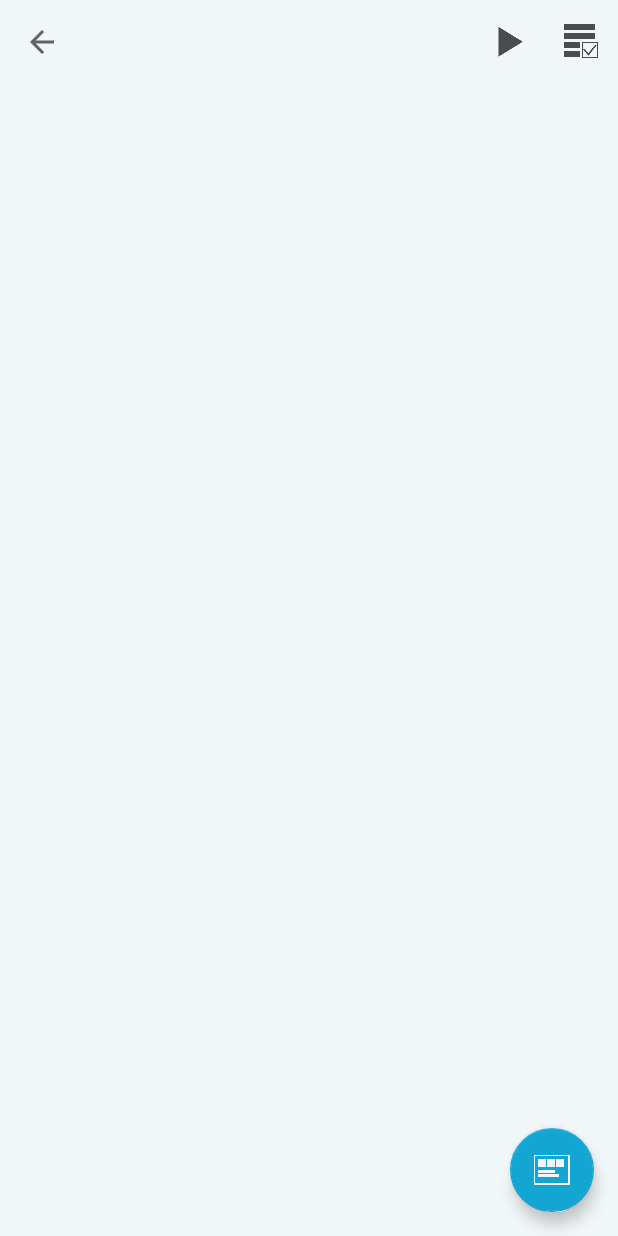
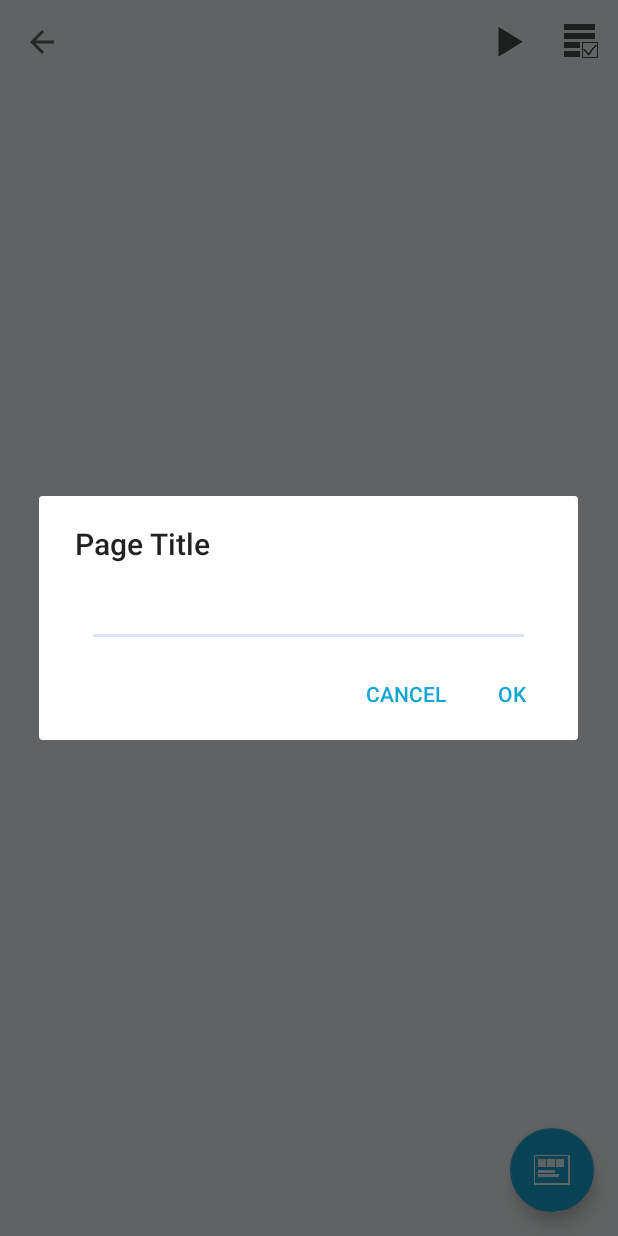
Before and after one commit to usuiat/Camrepo, an Android app: the NoteActivity screen opened directly, with no data from a screen before it, after a tap on an icon or button, on a phone screen of 412 x 824 dp. Run offline under Robolectric (Android 15) with nearby library versions, the phone set to English and light mode, and no system bars; 3 statements that could not run were skipped.

Commit message:
ページ作成時にページタイトル編集ダイアログを表示。

```diff
--- a/app/src/main/java/net/engawapg/app/camrepo/note/NoteActivity.kt
+++ b/app/src/main/java/net/engawapg/app/camrepo/note/NoteActivity.kt
@@ -10,10 +10,11 @@ import kotlinx.android.synthetic.main.view_note_title.view.*
 import net.engawapg.app.camrepo.DeleteConfirmDialog
 import net.engawapg.app.camrepo.R
 import net.engawapg.app.camrepo.notelist.EditTitleDialog
+import net.engawapg.app.camrepo.page.PageTitleDialog
 import org.koin.android.viewmodel.ext.android.viewModel
 
 class NoteActivity : AppCompatActivity(), DeleteConfirmDialog.EventListener,
-    EditTitleDialog.EventListener {
+    EditTitleDialog.EventListener, PageTitleDialog.EventListener {
     private val viewModel: NoteViewModel by viewModel()
     private var actionMode: ActionMode? = null
     private  lateinit var pageCardAdapter: PageCardAdapter
@@ -45,7 +46,7 @@ class NoteActivity : AppCompatActivity(), DeleteConfirmDialog.EventListener,
         }
 
         floatingActionButton.setOnClickListener {
-
+            onClickAddButton()
         }
     }
 
@@ -65,6 +66,14 @@ class NoteActivity : AppCompatActivity(), DeleteConfirmDialog.EventListener,
     }
 
     override fun onClickOkAtEditTitleDialog(title: String, subTitle: String) {
+
+    }
+
+    private fun onClickAddButton() {
+        PageTitleDialog().show(supportFragmentManager, PAGE_TITLE_DIALOG)
+    }
+
+    override fun onClickOkAtPageTitleDialog(title: String) {
 
     }
 
@@ -201,5 +210,6 @@ class NoteActivity : AppCompatActivity(), DeleteConfirmDialog.EventListener,
 
         const val INTENT_KEY_NOTE_INDEX = "IntentKeyNoteIndex"
         private const val EDIT_TITLE_DIALOG = "EditTitleDialog"
+        private const val PAGE_TITLE_DIALOG = "PageTitleDialog"
     }
 }
--- /dev/null
+++ b/app/src/main/java/net/engawapg/app/camrepo/page/PageTitleDialog.kt
@@ -0,0 +1,39 @@
+package net.engawapg.app.camrepo.page
+
+import android.app.AlertDialog
+import android.app.Dialog
+import android.content.Context
+import android.os.Bundle
+import androidx.fragment.app.DialogFragment
+import net.engawapg.app.camrepo.R
+
+class PageTitleDialog: DialogFragment() {
+
+    private lateinit var listener: EventListener
+
+    override fun onCreateDialog(savedInstanceState: Bundle?): Dialog {
+        return activity?.let {
+            AlertDialog.Builder(it)
+                .setTitle(R.string.page_title)
+                .setView(R.layout.dialog_page_title)
+                .setPositiveButton(R.string.ok) { _, _ ->
+                    listener.onClickOkAtPageTitleDialog("New Page")
+                }
+                .setNegativeButton(R.string.cancel) { _, _ -> Unit }
+                .create()
+        } ?: throw IllegalStateException("Activity cannot be null")
+    }
+
+    interface EventListener {
+        fun onClickOkAtPageTitleDialog(title: String)
+    }
+
+    override fun onAttach(context: Context) {
+        super.onAttach(context)
+        try {
+            listener = context as EventListener
+        } catch (e: ClassCastException) {
+            throw ClassCastException((context.toString() + "must implement Listener."))
+        }
+    }
+}
--- /dev/null
+++ b/app/src/main/res/layout/dialog_page_title.xml
@@ -0,0 +1,22 @@
+<?xml version="1.0" encoding="utf-8"?>
+<androidx.constraintlayout.widget.ConstraintLayout
+    xmlns:android="http://schemas.android.com/apk/res/android"
+    xmlns:app="http://schemas.android.com/apk/res-auto"
+    android:layout_width="match_parent"
+    android:layout_height="match_parent">
+
+    <EditText
+        android:id="@+id/editTextTextPersonName"
+        android:layout_width="0dp"
+        android:layout_height="wrap_content"
+        android:layout_marginStart="32dp"
+        android:layout_marginTop="10dp"
+        android:layout_marginEnd="32dp"
+        android:ems="10"
+        android:hint="@string/default_page_title"
+        android:inputType="textCapWords"
+        app:layout_constraintEnd_toEndOf="parent"
+        app:layout_constraintStart_toStartOf="parent"
+        app:layout_constraintTop_toTopOf="parent"
+        android:autofillHints="" />
+</androidx.constraintlayout.widget.ConstraintLayout>
--- a/app/src/main/res/values/strings.xml
+++ b/app/src/main/res/values/strings.xml
@@ -13,4 +13,6 @@
     <string name="sub_title">Sub Title</string>
     <string name="default_note_title">New Note</string>
     <string name="default_note_sub_title">Sub Title</string>
+    <string name="page_title">Page Title</string>
+    <string name="default_page_title">New Page</string>
 </resources>
```
